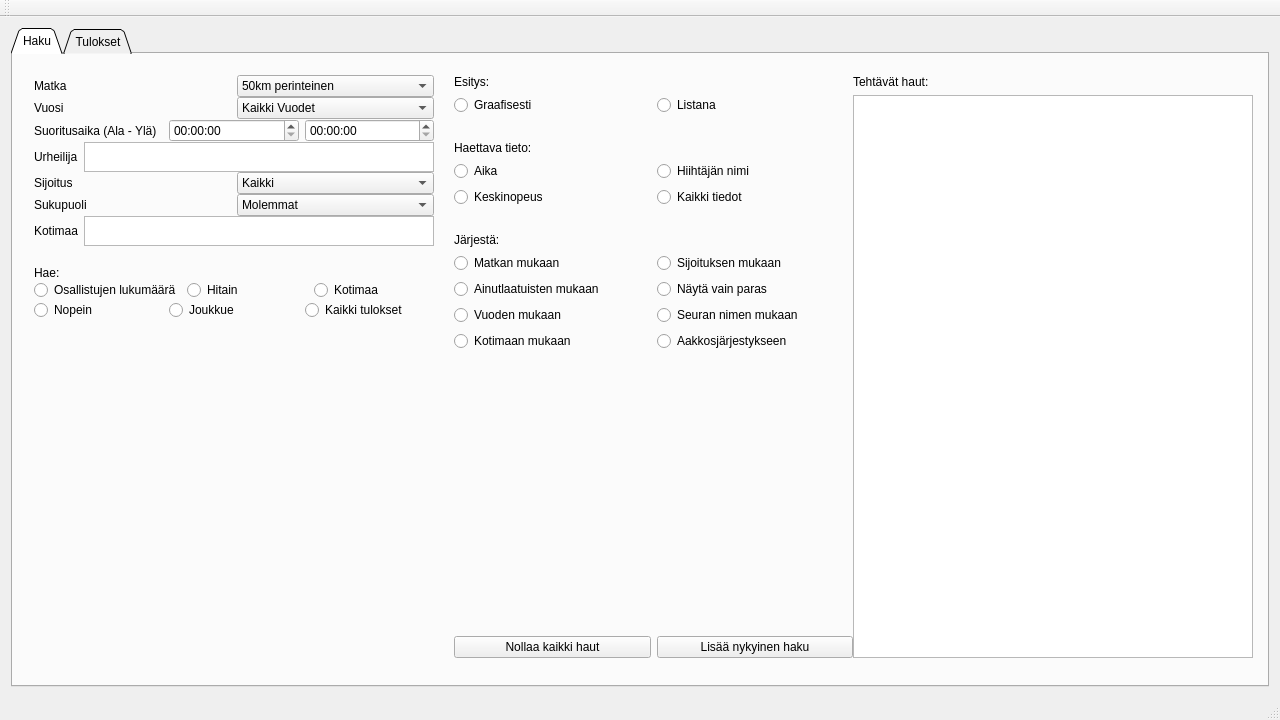
Before: the Qt Designer form UI/finlandia.ui in vikidi/Finlandia-Hiihto-Visual, drawn with Qt 5.
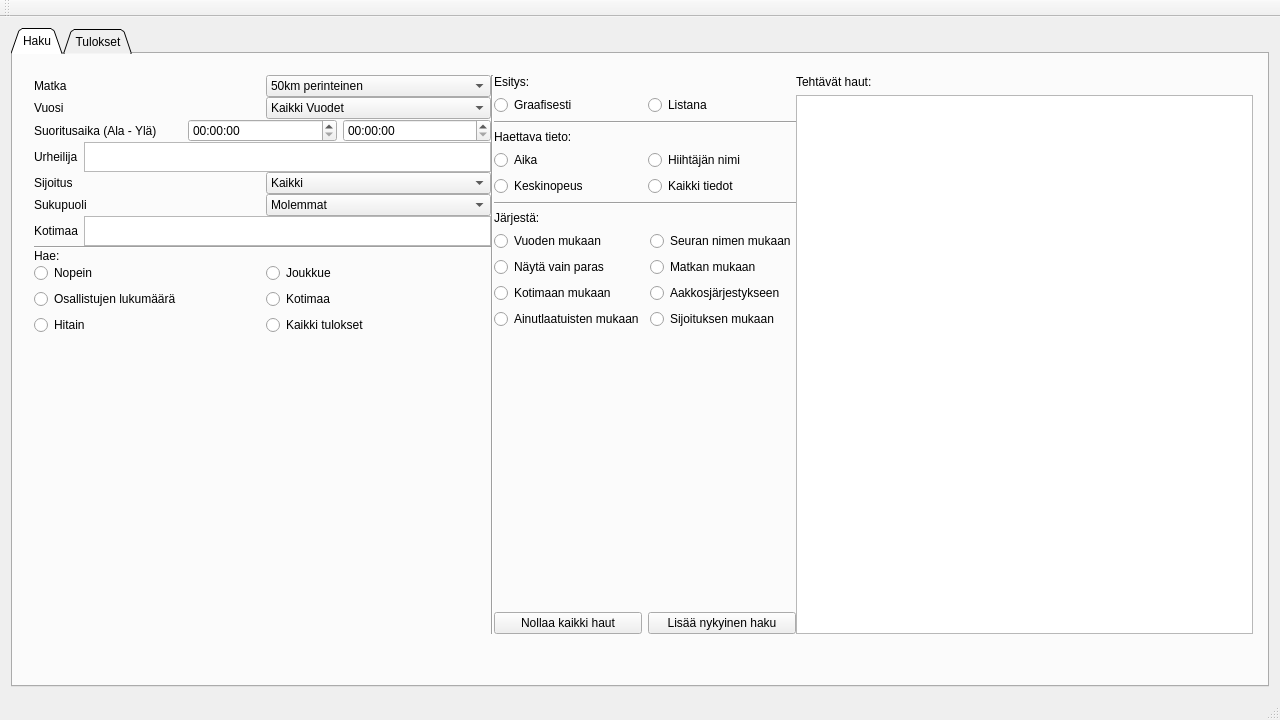
After: the same form once the commit is applied.

What changed in the file:
```diff
--- a/UI/finlandia.ui
+++ b/UI/finlandia.ui
@@ -45,7 +45,7 @@
           <x>10</x>
           <y>10</y>
           <width>1241</width>
-          <height>605</height>
+          <height>581</height>
          </rect>
         </property>
         <layout class="QGridLayout" name="searchTabGrid">
@@ -63,7 +63,7 @@
            <property name="spacing">
             <number>0</number>
            </property>
-           <item row="17" column="0">
+           <item row="16" column="0">
             <spacer name="verticalSpacer_2">
              <property name="orientation">
               <enum>Qt::Vertical</enum>
@@ -255,6 +255,38 @@
            <item row="14" column="0">
             <layout class="QHBoxLayout" name="horizontalLayout_21">
              <item>
+              <layout class="QGridLayout" name="gridLayout_4">
+               <item row="1" column="1">
+                <widget class="QRadioButton" name="KotimaaRP">
+                 <property name="text">
+                  <string>Kotimaa</string>
+                 </property>
+                 <attribute name="buttonGroup">
+                  <string notr="true">HaeButtons</string>
+                 </attribute>
+                </widget>
+               </item>
+               <item row="4" column="1">
+                <widget class="QRadioButton" name="haeKaikkiRP">
+                 <property name="text">
+                  <string>Kaikki tulokset</string>
+                 </property>
+                 <attribute name="buttonGroup">
+                  <string notr="true">HaeButtons</string>
+                 </attribute>
+                </widget>
+               </item>
+               <item row="0" column="1">
+                <widget class="QRadioButton" name="haeJoukkueRP">
+                 <property name="text">
+                  <string>Joukkue</string>
+                 </property>
+                 <attribute name="buttonGroup">
+                  <string notr="true">HaeButtons</string>
+                 </attribute>
+                </widget>
+               </item>
+               <item row="1" column="0">
               <widget class="QRadioButton" name="haeOsalMaarRP">
                <property name="text">
                 <string>Osallistujen lukumäärä</string>
@@ -264,7 +296,7 @@
                </attribute>
               </widget>
              </item>
-             <item>
+               <item row="4" column="0">
               <widget class="QRadioButton" name="haeHitainRP">
                <property name="text">
                 <string>Hitain</string>
@@ -274,15 +306,17 @@
                </attribute>
               </widget>
              </item>
-             <item>
-              <widget class="QRadioButton" name="KotimaaRP">
+               <item row="0" column="0">
+                <widget class="QRadioButton" name="haeNopeinRP">
                <property name="text">
-                <string>Kotimaa</string>
+                  <string>Nopein</string>
                </property>
                <attribute name="buttonGroup">
                 <string notr="true">HaeButtons</string>
                </attribute>
               </widget>
+               </item>
+              </layout>
              </item>
             </layout>
            </item>
@@ -590,53 +624,6 @@
              </item>
             </layout>
            </item>
-           <item row="12" column="0">
-            <spacer name="horizontalSpacer_17">
-             <property name="orientation">
-              <enum>Qt::Horizontal</enum>
-             </property>
-             <property name="sizeHint" stdset="0">
-              <size>
-               <width>40</width>
-               <height>20</height>
-              </size>
-             </property>
-            </spacer>
-           </item>
-           <item row="16" column="0">
-            <layout class="QHBoxLayout" name="horizontalLayout_20">
-             <item>
-              <widget class="QRadioButton" name="haeNopeinRP">
-               <property name="text">
-                <string>Nopein</string>
-               </property>
-               <attribute name="buttonGroup">
-                <string notr="true">HaeButtons</string>
-               </attribute>
-              </widget>
-             </item>
-             <item>
-              <widget class="QRadioButton" name="haeJoukkueRP">
-               <property name="text">
-                <string>Joukkue</string>
-               </property>
-               <attribute name="buttonGroup">
-                <string notr="true">HaeButtons</string>
-               </attribute>
-              </widget>
-             </item>
-             <item>
-              <widget class="QRadioButton" name="haeKaikkiRP">
-               <property name="text">
-                <string>Kaikki tulokset</string>
-               </property>
-               <attribute name="buttonGroup">
-                <string notr="true">HaeButtons</string>
-               </attribute>
-              </widget>
-             </item>
-            </layout>
-           </item>
            <item row="11" column="0">
             <layout class="QHBoxLayout" name="homecountryLayout" stretch="0,0">
              <property name="sizeConstraint">
@@ -661,6 +648,13 @@
              </item>
             </layout>
            </item>
+           <item row="12" column="0">
+            <widget class="Line" name="line">
+             <property name="orientation">
+              <enum>Qt::Horizontal</enum>
+             </property>
+            </widget>
+           </item>
           </layout>
          </item>
          <item row="1" column="4">
@@ -681,17 +675,11 @@
           </layout>
          </item>
          <item row="1" column="2">
-          <spacer name="verticalSpacer">
+          <widget class="Line" name="line_4">
            <property name="orientation">
             <enum>Qt::Vertical</enum>
            </property>
-           <property name="sizeHint" stdset="0">
-            <size>
-             <width>20</width>
-             <height>40</height>
-            </size>
-           </property>
-          </spacer>
+          </widget>
          </item>
          <item row="1" column="3">
           <layout class="QVBoxLayout" name="verticalLayout_2">
@@ -727,17 +715,11 @@
             </layout>
            </item>
            <item>
-            <spacer name="horizontalSpacer_2">
+            <widget class="Line" name="line_2">
              <property name="orientation">
               <enum>Qt::Horizontal</enum>
              </property>
-             <property name="sizeHint" stdset="0">
-              <size>
-               <width>40</width>
-               <height>20</height>
-              </size>
-             </property>
-            </spacer>
+            </widget>
            </item>
            <item>
             <widget class="QLabel" name="labelHaettavaTieto">
@@ -795,17 +777,11 @@
             </layout>
            </item>
            <item>
-            <spacer name="horizontalSpacer_3">
+            <widget class="Line" name="line_3">
              <property name="orientation">
               <enum>Qt::Horizontal</enum>
              </property>
-             <property name="sizeHint" stdset="0">
-              <size>
-               <width>40</width>
-               <height>20</height>
-              </size>
-             </property>
-            </spacer>
+            </widget>
            </item>
            <item>
             <widget class="QLabel" name="labelJarjesta">
@@ -817,54 +793,8 @@
            <item>
             <layout class="QHBoxLayout" name="horizontalLayout_14">
              <item>
-              <widget class="QRadioButton" name="jarjestaMatkaRP">
-               <property name="text">
-                <string>Matkan mukaan</string>
-               </property>
-               <attribute name="buttonGroup">
-                <string notr="true">JarjestaButtons</string>
-               </attribute>
-              </widget>
-             </item>
-             <item>
-              <widget class="QRadioButton" name="jarjestaSijoitusRP">
-               <property name="text">
-                <string>Sijoituksen mukaan</string>
-               </property>
-               <attribute name="buttonGroup">
-                <string notr="true">JarjestaButtons</string>
-               </attribute>
-              </widget>
-             </item>
-            </layout>
-           </item>
-           <item>
-            <layout class="QHBoxLayout" name="horizontalLayout_18">
-             <item>
-              <widget class="QRadioButton" name="jarjestaAinutLRP">
-               <property name="text">
-                <string>Ainutlaatuisten mukaan</string>
-               </property>
-               <attribute name="buttonGroup">
-                <string notr="true">JarjestaButtons</string>
-               </attribute>
-              </widget>
-             </item>
-             <item>
-              <widget class="QRadioButton" name="jarjestaVainParasRP">
-               <property name="text">
-                <string>Näytä vain paras</string>
-               </property>
-               <attribute name="buttonGroup">
-                <string notr="true">JarjestaButtons</string>
-               </attribute>
-              </widget>
-             </item>
-            </layout>
-           </item>
-           <item>
-            <layout class="QHBoxLayout" name="horizontalLayout_17">
-             <item>
+              <layout class="QGridLayout" name="gridLayout_3">
+               <item row="0" column="0">
               <widget class="QRadioButton" name="jarjestaVuosiRP">
                <property name="text">
                 <string>Vuoden mukaan</string>
@@ -874,7 +804,7 @@
                </attribute>
               </widget>
              </item>
-             <item>
+               <item row="0" column="1">
               <widget class="QRadioButton" name="jarjestaSeuranNimiRP">
                <property name="text">
                 <string>Seuran nimen mukaan</string>
@@ -884,11 +814,47 @@
                </attribute>
               </widget>
              </item>
-            </layout>
-           </item>
-           <item>
-            <layout class="QHBoxLayout" name="horizontalLayout_15">
-             <item>
+               <item row="3" column="1">
+                <widget class="QRadioButton" name="jarjestaSijoitusRP">
+                 <property name="text">
+                  <string>Sijoituksen mukaan</string>
+                 </property>
+                 <attribute name="buttonGroup">
+                  <string notr="true">JarjestaButtons</string>
+                 </attribute>
+                </widget>
+               </item>
+               <item row="1" column="1">
+                <widget class="QRadioButton" name="jarjestaMatkaRP">
+                 <property name="text">
+                  <string>Matkan mukaan</string>
+                 </property>
+                 <attribute name="buttonGroup">
+                  <string notr="true">JarjestaButtons</string>
+                 </attribute>
+                </widget>
+               </item>
+               <item row="1" column="0">
+                <widget class="QRadioButton" name="jarjestaVainParasRP">
+                 <property name="text">
+                  <string>Näytä vain paras</string>
+                 </property>
+                 <attribute name="buttonGroup">
+                  <string notr="true">JarjestaButtons</string>
+                 </attribute>
+                </widget>
+               </item>
+               <item row="3" column="0">
+                <widget class="QRadioButton" name="jarjestaAinutLRP">
+                 <property name="text">
+                  <string>Ainutlaatuisten mukaan</string>
+                 </property>
+                 <attribute name="buttonGroup">
+                  <string notr="true">JarjestaButtons</string>
+                 </attribute>
+                </widget>
+               </item>
+               <item row="2" column="0">
               <widget class="QRadioButton" name="jarjestaKotimaaRP">
                <property name="text">
                 <string>Kotimaan mukaan</string>
@@ -898,7 +864,7 @@
                </attribute>
               </widget>
              </item>
-             <item>
+               <item row="2" column="1">
               <widget class="QRadioButton" name="jarjestaAakkosRP">
                <property name="text">
                 <string>Aakkosjärjestykseen</string>
@@ -910,18 +876,7 @@
              </item>
             </layout>
            </item>
-           <item>
-            <spacer name="horizontalSpacer_19">
-             <property name="orientation">
-              <enum>Qt::Horizontal</enum>
-             </property>
-             <property name="sizeHint" stdset="0">
-              <size>
-               <width>40</width>
-               <height>20</height>
-              </size>
-             </property>
-            </spacer>
+            </layout>
            </item>
            <item>
             <spacer name="verticalSpacer_3">
@@ -936,19 +891,6 @@
              </property>
             </spacer>
            </item>
-           <item>
-            <spacer name="horizontalSpacer_18">
-             <property name="orientation">
-              <enum>Qt::Horizontal</enum>
-             </property>
-             <property name="sizeHint" stdset="0">
-              <size>
-               <width>40</width>
-               <height>20</height>
-              </size>
-             </property>
-            </spacer>
-           </item>
            <item>
             <layout class="QHBoxLayout" name="horizontalLayout_3">
              <item>
```
Left out of the diff: 8 changed lines with no effect on the pictures. Lines whose indentation alone changed are shown as unchanged.
